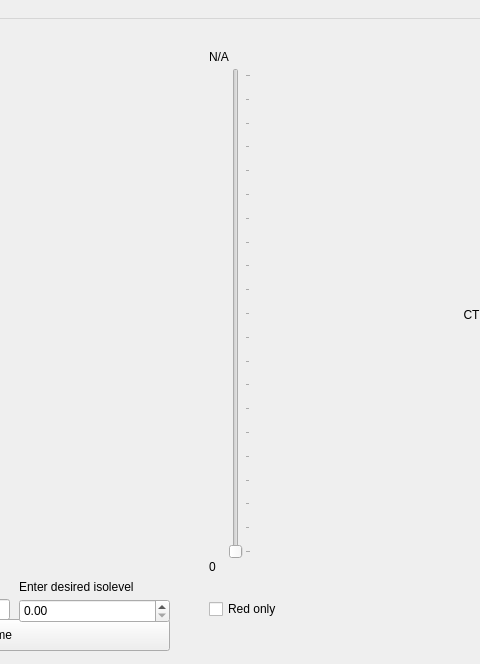
chloesnyder/CIS497, file forms/mainwindow.ui: the form before one commit; both pictures show x 641 to 1121 and y 0 to 664 of the 1431 by 664 pixel window.
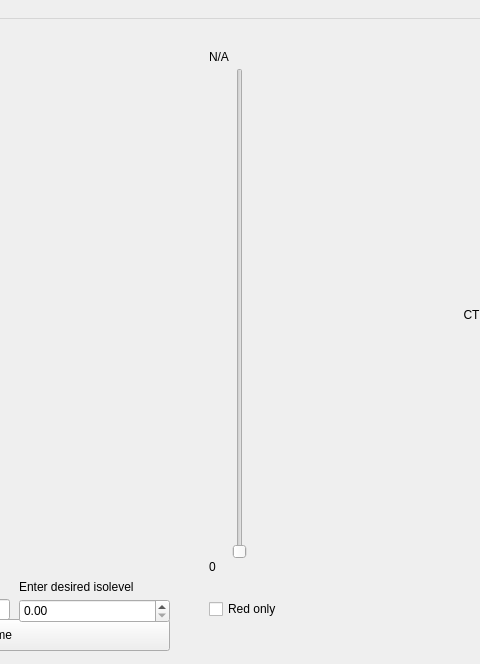
The form after the commit. Custom widgets are drawn as their Qt base class.

Commit message: Image scroller works on side view! TODO: wireframe box

The edit to the form file:
```diff
--- a/forms/mainwindow.ui
+++ b/forms/mainwindow.ui
@@ -144,7 +144,7 @@
      </rect>
     </property>
     <property name="maximum">
-     <number>20</number>
+     <number>100</number>
     </property>
     <property name="singleStep">
      <number>1</number>
@@ -159,7 +159,7 @@
      <bool>false</bool>
     </property>
     <property name="tickPosition">
-     <enum>QSlider::TicksBelow</enum>
+     <enum>QSlider::NoTicks</enum>
     </property>
     <property name="tickInterval">
      <number>1</number>
```
Left out of the diff: 19 changed lines with no effect on the pictures. The commit also changes 1 other file.
